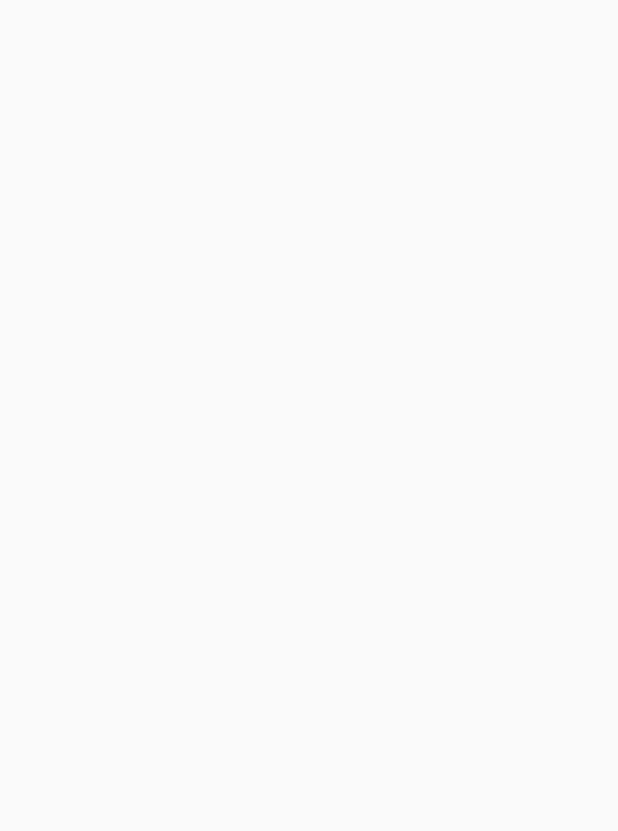
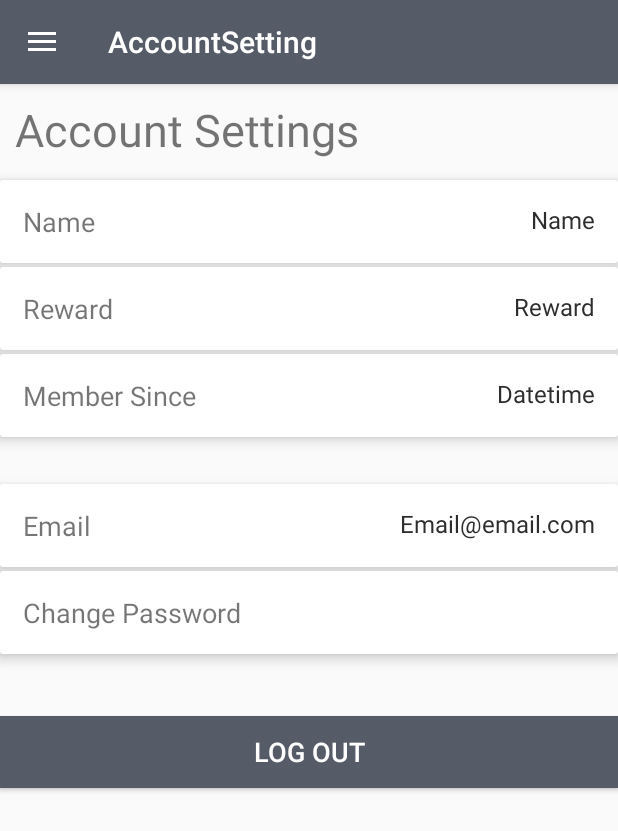
Before and after one commit to mstrassassin1st/Lightbulb, an Android app: the AccountSetting screen opened directly, with no data from a screen before it, on a phone screen of 412 x 824 dp. Before the commit the part shown is empty. Shown: the top 831 px of the screen. Run offline under Robolectric (Android 15) with nearby library versions, the phone set to English and light mode, and no system bars.

Commit message:
Commit added activities - AccountSetting, with added model class User

```diff
--- a/app/src/main/AndroidManifest.xml
+++ b/app/src/main/AndroidManifest.xml
@@ -17,7 +17,10 @@
             android:name=".Profile"
             android:label="@string/title_activity_profile"
             android:theme="@style/Theme.AppCompat.Light.NoActionBar" />
-        <activity android:name=".AccountSetting" />
+        <activity
+            android:name=".AccountSetting"
+            android:label="@string/title_activity_account_setting"
+            android:theme="@style/Theme.AppCompat.Light.NoActionBar" />
         <activity android:name=".CurrentCourse" />
         <activity android:name=".CurrentLesson" />
         <activity
--- a/app/src/main/java/app/itdivision/lightbulb/AccountSetting.java
+++ b/app/src/main/java/app/itdivision/lightbulb/AccountSetting.java
@@ -1,13 +1,125 @@
 package app.itdivision.lightbulb;
 
+import android.content.Intent;
+import android.os.Bundle;
+import android.support.v7.widget.CardView;
+import android.view.View;
+import android.support.design.widget.NavigationView;
+import android.support.v4.view.GravityCompat;
+import android.support.v4.widget.DrawerLayout;
+import android.support.v7.app.ActionBarDrawerToggle;
 import android.support.v7.app.AppCompatActivity;
-import android.os.Bundle;
+import android.support.v7.widget.Toolbar;
+import android.view.MenuItem;
+import android.widget.Button;
+import android.widget.TextView;
+import android.widget.Toast;
 
-public class AccountSetting extends AppCompatActivity {
+public class AccountSetting extends AppCompatActivity
+        implements NavigationView.OnNavigationItemSelectedListener {
+
+    CardView card_username;
+    CardView card_email;
+    CardView card_password;
+    TextView tv_change_username;
+    TextView tv_change_reward;
+    TextView tv_change_member_since;
+    TextView tv_change_email;
+    Button btnLogout;
 
     @Override
     protected void onCreate(Bundle savedInstanceState) {
         super.onCreate(savedInstanceState);
         setContentView(R.layout.activity_account_setting);
+        //toolbars
+        Toolbar toolbar = (Toolbar) findViewById(R.id.toolbar);
+        setSupportActionBar(toolbar);
+
+        //navdrawer
+        DrawerLayout drawer = (DrawerLayout) findViewById(R.id.drawer_layout);
+        ActionBarDrawerToggle toggle = new ActionBarDrawerToggle(
+                this, drawer, toolbar, R.string.navigation_drawer_open, R.string.navigation_drawer_close);
+        drawer.addDrawerListener(toggle);
+        toggle.syncState();
+
+        NavigationView navigationView = (NavigationView) findViewById(R.id.nav_view);
+        navigationView.setNavigationItemSelectedListener(this);
+
+        //main Content
+        card_username = (CardView) findViewById(R.id.card_username);
+        card_email = (CardView) findViewById(R.id.card_email);
+        card_password = (CardView) findViewById(R.id.card_password);
+        tv_change_username = (TextView) findViewById(R.id.tv_change_username);
+        tv_change_reward = (TextView) findViewById(R.id.tv_change_reward);
+        tv_change_member_since = (TextView) findViewById(R.id.tv_change_member_since);
+        tv_change_email = (TextView) findViewById(R.id.tv_change_email);
+        btnLogout = (Button) findViewById(R.id.btn_logout);
+
+        //OnclickListeners-Cards
+        card_username.setOnClickListener(new View.OnClickListener() {
+            @Override
+            public void onClick(View v) {
+                Toast.makeText(AccountSetting.this, "Clicked Username Card", Toast.LENGTH_SHORT).show();
+            }
+        });
+        card_email.setOnClickListener(new View.OnClickListener() {
+            @Override
+            public void onClick(View v) {
+                Toast.makeText(AccountSetting.this, "Clicked Email Card", Toast.LENGTH_SHORT).show();
+            }
+        });
+        card_password.setOnClickListener(new View.OnClickListener() {
+            @Override
+            public void onClick(View v) {
+                Toast.makeText(AccountSetting.this, "Clicked Password Card", Toast.LENGTH_SHORT).show();
+            }
+        });
+
+        //OnClickListeners-Button
+        btnLogout.setOnClickListener(new View.OnClickListener() {
+            @Override
+            public void onClick(View v) {
+                Toast.makeText(AccountSetting.this, "Clicked Logout Button", Toast.LENGTH_SHORT).show();
+            }
+        });
+    }
+
+    @Override
+    public void onBackPressed() {
+        DrawerLayout drawer = (DrawerLayout) findViewById(R.id.drawer_layout);
+        if (drawer.isDrawerOpen(GravityCompat.START)) {
+            drawer.closeDrawer(GravityCompat.START);
+        } else {
+            super.onBackPressed();
+        }
+    }
+
+
+    @SuppressWarnings("StatementWithEmptyBody")
+    @Override
+    public boolean onNavigationItemSelected(MenuItem item) {
+        // Handle navigation view item clicks here.
+        int id = item.getItemId();
+
+        if (id == R.id.homepage_drw) {
+            Intent homepageIntent = new Intent(this, Homepage.class);
+            startActivity(homepageIntent);
+        } else if (id == R.id.mycourse_drw) {
+            Intent mycourseIntent = new Intent(this, MyCourses.class);
+            startActivity(mycourseIntent);
+        } else if (id == R.id.profile_drw) {
+            Intent profileIntent = new Intent(this, Profile.class);
+            startActivity(profileIntent);
+        } else if (id == R.id.accsett_drw) {
+            //
+        } else if (id == R.id.notif_drw) {
+            //
+        } else if (id == R.id.aboutus_drw) {
+            //
+        }
+
+        DrawerLayout drawer = (DrawerLayout) findViewById(R.id.drawer_layout);
+        drawer.closeDrawer(GravityCompat.START);
+        return true;
     }
 }
--- /dev/null
+++ b/app/src/main/java/app/itdivision/lightbulb/Model/User.java
@@ -0,0 +1,57 @@
+package app.itdivision.lightbulb.Model;
+
+public class User {
+    private String userName;
+    private String password;
+    private String reward;
+    private String dateJoined;
+    private String email;
+
+    public User(String userName, String password, String reward, String dateJoined, String email) {
+        this.userName = userName;
+        this.password = password;
+        this.reward = reward;
+        this.dateJoined = dateJoined;
+        this.email = email;
+    }
+
+    public String getUserName() {
+        return userName;
+    }
+
+    public void setUserName(String userName) {
+        this.userName = userName;
+    }
+
+    public String getPassword() {
+        return password;
+    }
+
+    public void setPassword(String password) {
+        this.password = password;
+    }
+
+    public String getReward() {
+        return reward;
+    }
+
+    public void setReward(String reward) {
+        this.reward = reward;
+    }
+
+    public String getDateJoined() {
+        return dateJoined;
+    }
+
+    public void setDateJoined(String dateJoined) {
+        this.dateJoined = dateJoined;
+    }
+
+    public String getEmail() {
+        return email;
+    }
+
+    public void setEmail(String email) {
+        this.email = email;
+    }
+}
--- a/app/src/main/res/layout/activity_account_setting.xml
+++ b/app/src/main/res/layout/activity_account_setting.xml
@@ -1,9 +1,27 @@
 <?xml version="1.0" encoding="utf-8"?>
-<android.support.constraint.ConstraintLayout xmlns:android="http://schemas.android.com/apk/res/android"
+<android.support.v4.widget.DrawerLayout xmlns:android="http://schemas.android.com/apk/res/android"
     xmlns:app="http://schemas.android.com/apk/res-auto"
     xmlns:tools="http://schemas.android.com/tools"
+    android:id="@+id/drawer_layout"
     android:layout_width="match_parent"
     android:layout_height="match_parent"
-    tools:context=".AccountSetting">
+    android:fitsSystemWindows="true"
+    tools:openDrawer="start">
 
-</android.support.constraint.ConstraintLayout>
+    <include
+        layout="@layout/app_bar_account_setting"
+        android:layout_width="match_parent"
+        android:layout_height="match_parent" />
+
+    <android.support.design.widget.NavigationView
+        android:id="@+id/nav_view"
+        android:layout_width="wrap_content"
+        android:layout_height="match_parent"
+        android:layout_gravity="start"
+        android:fitsSystemWindows="true"
+        android:background="@color/colorPrimary"
+        app:itemTextColor="@color/colorWhite"
+        app:headerLayout="@layout/nav_header_account_setting"
+        app:menu="@menu/activity_account_setting_drawer" />
+
+</android.support.v4.widget.DrawerLayout>
--- /dev/null
+++ b/app/src/main/res/layout/app_bar_account_setting.xml
@@ -0,0 +1,25 @@
+<?xml version="1.0" encoding="utf-8"?>
+<android.support.design.widget.CoordinatorLayout xmlns:android="http://schemas.android.com/apk/res/android"
+    xmlns:app="http://schemas.android.com/apk/res-auto"
+    xmlns:tools="http://schemas.android.com/tools"
+    android:layout_width="match_parent"
+    android:layout_height="match_parent"
+    tools:context=".AccountSetting">
+
+    <android.support.design.widget.AppBarLayout
+        android:layout_width="match_parent"
+        android:layout_height="wrap_content"
+        android:theme="@style/AppBarOverlay">
+
+        <android.support.v7.widget.Toolbar
+            android:id="@+id/toolbar"
+            android:layout_width="match_parent"
+            android:layout_height="?attr/actionBarSize"
+            android:background="@color/colorPrimary"
+            app:popupTheme="@style/PopupOverlay" />
+
+    </android.support.design.widget.AppBarLayout>
+
+    <include layout="@layout/content_account_setting" />
+
+</android.support.design.widget.CoordinatorLayout>
--- /dev/null
+++ b/app/src/main/res/layout/content_account_setting.xml
@@ -0,0 +1,181 @@
+<?xml version="1.0" encoding="utf-8"?>
+<LinearLayout xmlns:android="http://schemas.android.com/apk/res/android"
+    xmlns:app="http://schemas.android.com/apk/res-auto"
+    xmlns:tools="http://schemas.android.com/tools"
+    android:layout_width="match_parent"
+    android:layout_height="match_parent"
+    app:layout_behavior="@string/appbar_scrolling_view_behavior"
+    tools:context=".AccountSetting"
+    tools:showIn="@layout/app_bar_account_setting"
+    android:orientation="vertical">
+
+    <TextView
+        android:layout_width="match_parent"
+        android:layout_height="wrap_content"
+        android:text="@string/account_settings"
+        android:textSize="30sp"
+        android:layout_margin="10dp" />
+    <android.support.v7.widget.CardView
+        android:id="@+id/card_username"
+        android:layout_width="match_parent"
+        android:layout_height="wrap_content"
+        android:layout_marginTop="3dp"
+        android:layout_marginBottom="1dp"
+        android:padding="10dp"
+        app:cardElevation="5dp">
+        <LinearLayout
+            android:orientation="horizontal"
+            android:layout_width="match_parent"
+            android:layout_height="wrap_content"
+            android:layout_margin="15dp">
+            <TextView
+                android:layout_width="wrap_content"
+                android:layout_height="wrap_content"
+                android:text="@string/name"
+                android:layout_gravity="start"
+                android:textSize="18sp"/>
+            <View
+                android:layout_width="0dp"
+                android:layout_height="0dp"
+                android:layout_weight="1" />
+            <TextView
+                android:id="@+id/tv_change_username"
+                android:layout_width="wrap_content"
+                android:layout_height="wrap_content"
+                android:layout_gravity="end"
+                android:text="@string/name"
+                android:textColor="#2d2d2d"
+                android:textSize="16sp"/>
+
+        </LinearLayout>
+    </android.support.v7.widget.CardView>
+    <android.support.v7.widget.CardView
+        android:layout_width="match_parent"
+        android:layout_height="wrap_content"
+        android:layout_marginTop="1dp"
+        android:layout_marginBottom="1dp"
+        android:padding="10dp"
+        app:cardElevation="5dp">
+        <LinearLayout
+            android:orientation="horizontal"
+            android:layout_width="match_parent"
+            android:layout_height="wrap_content"
+            android:layout_margin="15dp">
+            <TextView
+                android:layout_width="wrap_content"
+                android:layout_height="wrap_content"
+                android:text="@string/reward"
+                android:layout_gravity="start"
+                android:textSize="18sp"/>
+            <View
+                android:layout_width="0dp"
+                android:layout_height="0dp"
+                android:layout_weight="1" />
+            <TextView
+                android:id="@+id/tv_change_reward"
+                android:layout_width="wrap_content"
+                android:layout_height="wrap_content"
+                android:layout_gravity="end"
+                android:text="@string/reward"
+                android:textColor="#2d2d2d"
+                android:textSize="16sp"/>
+
+        </LinearLayout>
+    </android.support.v7.widget.CardView>
+    <android.support.v7.widget.CardView
+        android:layout_width="match_parent"
+        android:layout_height="wrap_content"
+        android:layout_marginTop="1dp"
+        android:layout_marginBottom="1dp"
+        android:padding="10dp"
+        app:cardElevation="5dp">
+        <LinearLayout
+            android:orientation="horizontal"
+            android:layout_width="match_parent"
+            android:layout_height="wrap_content"
+            android:layout_margin="15dp">
+            <TextView
+                android:layout_width="wrap_content"
+                android:layout_height="wrap_content"
+                android:text="@string/member_since"
+                android:textSize="18sp"/>
+            <View
+                android:layout_width="0dp"
+                android:layout_height="0dp"
+                android:layout_weight="1" />
+            <TextView
+                android:id="@+id/tv_change_member_since"
+                android:layout_width="wrap_content"
+                android:layout_height="wrap_content"
+                android:layout_gravity="end"
+                android:text="@string/datetime"
+                android:textColor="#2d2d2d"
+                android:textSize="16sp"/>
+
+        </LinearLayout>
+    </android.support.v7.widget.CardView>
+    <android.support.v7.widget.CardView
+        android:id="@+id/card_email"
+        android:layout_width="match_parent"
+        android:layout_height="wrap_content"
+        android:layout_marginTop="30dp"
+        android:layout_marginBottom="1dp"
+        android:padding="10dp"
+        app:cardElevation="5dp">
+        <LinearLayout
+            android:orientation="horizontal"
+            android:layout_width="match_parent"
+            android:layout_height="wrap_content"
+            android:layout_margin="15dp">
+            <TextView
+                android:layout_width="wrap_content"
+                android:layout_height="wrap_content"
+                android:text="@string/email"
+                android:textSize="18sp"/>
+            <View
+                android:layout_width="0dp"
+                android:layout_height="0dp"
+                android:layout_weight="1" />
+            <TextView
+                android:id="@+id/tv_change_email"
+                android:layout_width="wrap_content"
+                android:layout_height="wrap_content"
+                android:layout_gravity="end"
+                android:text="@string/email_email_com"
+                android:textColor="#2d2d2d"
+                android:textSize="16sp"/>
+
+        </LinearLayout>
+    </android.support.v7.widget.CardView>
+    <android.support.v7.widget.CardView
+        android:id="@+id/card_password"
+        android:layout_width="match_parent"
+        android:layout_height="wrap_content"
+        android:layout_marginTop="1dp"
+        android:layout_marginBottom="1dp"
+        android:padding="10dp"
+        app:cardElevation="5dp">
+        <LinearLayout
+            android:orientation="horizontal"
+            android:layout_width="match_parent"
+            android:layout_height="wrap_content"
+            android:layout_margin="15dp">
+            <TextView
+                android:layout_width="wrap_content"
+                android:layout_height="wrap_content"
+                android:text="@string/change_password"
+                android:textSize="18sp"/>
+        </LinearLayout>
+    </android.support.v7.widget.CardView>
+    <Button
+        android:id="@+id/btn_logout"
+        android:layout_width="match_parent"
+        android:layout_height="wrap_content"
+        android:background="@color/colorPrimary"
+        android:layout_marginTop="40dp"
+        android:text="@string/log_out"
+        android:textColor="@color/colorWhite"
+        android:textSize="18sp"/>
+
+
+</LinearLayout>
--- a/app/src/main/res/layout/content_profile.xml
+++ b/app/src/main/res/layout/content_profile.xml
@@ -146,7 +146,7 @@
             <TextView
                 android:layout_width="wrap_content"
                 android:layout_height="wrap_content"
-                android:layout_gravity=""
+                android:layout_gravity="end"
                 android:text="2 course taken"
                 android:layout_margin="10dp"/>
         </LinearLayout>
--- /dev/null
+++ b/app/src/main/res/layout/nav_header_account_setting.xml
@@ -0,0 +1,37 @@
+<?xml version="1.0" encoding="utf-8"?>
+<LinearLayout xmlns:android="http://schemas.android.com/apk/res/android"
+    xmlns:app="http://schemas.android.com/apk/res-auto"
+    android:layout_width="match_parent"
+    android:layout_height="@dimen/nav_header_height"
+    android:background="@drawable/side_nav_bar"
+    android:gravity="bottom"
+    android:orientation="vertical"
+    android:paddingLeft="@dimen/activity_horizontal_margin"
+    android:paddingTop="@dimen/activity_vertical_margin"
+    android:paddingRight="@dimen/activity_horizontal_margin"
+    android:paddingBottom="@dimen/activity_vertical_margin"
+    android:theme="@style/ThemeOverlay.AppCompat.Dark">
+
+    <TextView
+        android:id="@+id/name_header_drw"
+        android:layout_width="match_parent"
+        android:layout_height="wrap_content"
+        android:paddingTop="@dimen/nav_header_vertical_spacing"
+        android:text="@string/name"
+        android:textSize="18sp"
+        android:textAppearance="@style/TextAppearance.AppCompat.Body1" />
+
+    <TextView
+        android:id="@+id/status_header_drw"
+        android:layout_width="wrap_content"
+        android:layout_height="wrap_content"
+        android:text="@string/status"/>
+
+    <TextView
+        android:id="@+id/email_header_drw"
+        android:layout_width="wrap_content"
+        android:layout_height="wrap_content"
+        android:text="@string/email_email_com"
+        android:textSize="14sp"/>
+
+</LinearLayout>
--- /dev/null
+++ b/app/src/main/res/menu/activity_account_setting_drawer.xml
@@ -0,0 +1,34 @@
+<?xml version="1.0" encoding="utf-8"?>
+<menu xmlns:android="http://schemas.android.com/apk/res/android"
+    xmlns:tools="http://schemas.android.com/tools"
+    tools:showIn="navigation_view">
+
+    <group
+        android:id="@+id/menu_top"
+        android:checkableBehavior="none">
+        <item
+            android:checked="true"
+            android:id="@+id/homepage_drw"
+            android:title="@string/homepage" />
+        <item
+            android:id="@+id/mycourse_drw"
+            android:title="@string/my_course"/>
+        <item
+            android:id="@+id/profile_drw"
+            android:title="@string/profile"/>
+        <item
+            android:id="@+id/accsett_drw"
+            android:title="@string/account_settings"/>
+        <item
+            android:id="@+id/notif_drw"
+            android:title="@string/notifications"/>
+    </group>
+    <group
+        android:id="@+id/menu_bottom"
+        android:checkableBehavior="none">
+        <item
+            android:id="@+id/aboutus_drw"
+            android:title="@string/about_us"/>
+    </group>
+
+</menu>
--- a/app/src/main/res/values/strings.xml
+++ b/app/src/main/res/values/strings.xml
@@ -33,4 +33,11 @@
     </string-array>
     <string name="title_activity_my_courses">MyCourses</string>
     <string name="title_activity_profile">Profile</string>
+    <string name="title_activity_account_setting">AccountSetting</string>
+    <string name="member_since">Member Since</string>
+    <string name="reward">Reward</string>
+    <string name="email">Email</string>
+    <string name="change_password">Change Password</string>
+    <string name="log_out">Log out</string>
+    <string name="datetime">Datetime</string>
 </resources>
```
